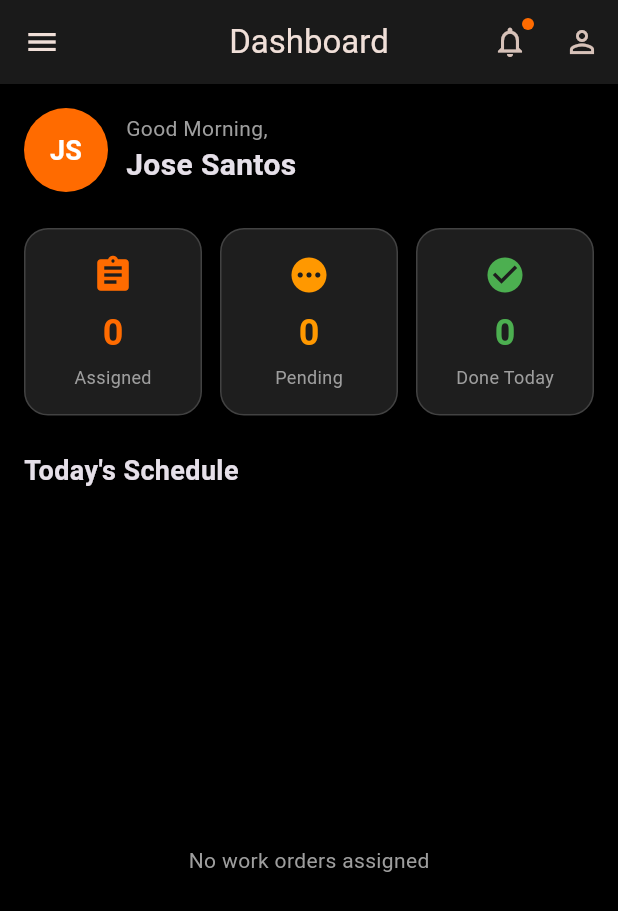
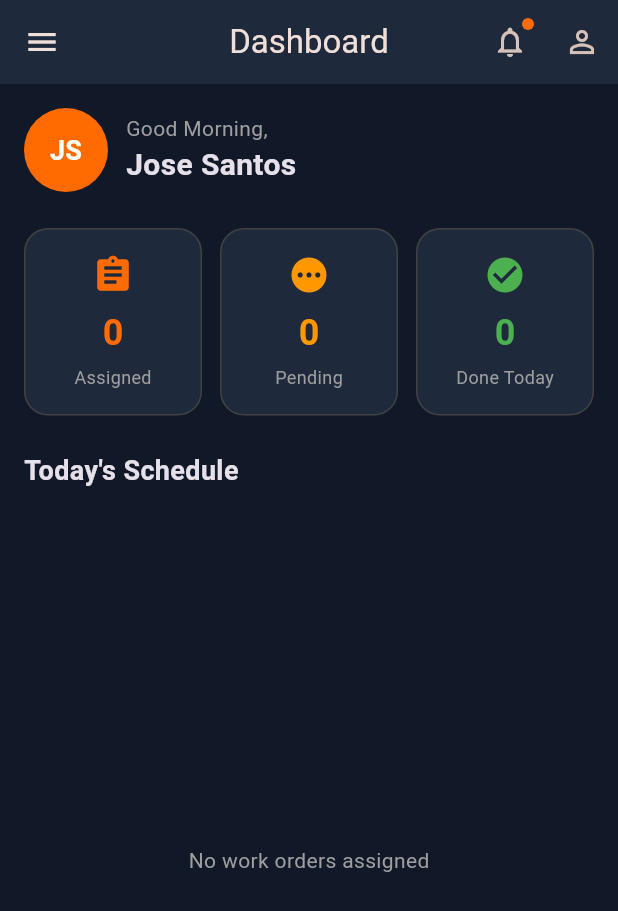
Before and after one commit to jayveee07/AntecoConnect, a Flutter app: the screen it shows after launch, in the side drawer, after a tap on the "notifications" icon, on a phone screen of 412 x 824 dp. Shown: the top 911 px of the screen. Run offline on Flutter 3.47's test engine with Material 3 defaults, Android fonts, the phone set to English and light mode, and no system bars; our stand-ins replace cloud_firestore, firebase_auth, firebase_core, firebase_messaging, firebase_storage, flutter_secure_storage and 1 more; accounts and stored records are empty.

Commit message:
Lighten dark mode backgrounds from pure black to slate-900 for logo visibility

```diff
--- a/mobile/technician/lib/main.dart
+++ b/mobile/technician/lib/main.dart
@@ -20,11 +20,11 @@ class AntecoTechnicianApp extends StatelessWidget {
           seedColor: const Color(0xFFFF6B00),
           brightness: Brightness.dark,
         ),
-        scaffoldBackgroundColor: Colors.black,
+        scaffoldBackgroundColor: const Color(0xFF111827),
         appBarTheme: const AppBarTheme(
           centerTitle: true,
           elevation: 0,
-          backgroundColor: Color(0xFF1A1A1A),
+          backgroundColor: Color(0xFF1E293B),
         ),
       ),
       home: const TechnicianHomeScreen(),
@@ -140,20 +140,13 @@ class _TechnicianHomeScreenState extends State<TechnicianHomeScreen> {
               padding: const EdgeInsets.symmetric(vertical: 12),
               child: Column(
                 children: [
-                  Container(
-                    decoration: BoxDecoration(
-                      color: Colors.white,
-                      borderRadius: BorderRadius.circular(16),
-                    ),
-                    padding: const EdgeInsets.all(4),
-                    child: ClipRRect(
-                      borderRadius: BorderRadius.circular(12),
-                      child: Image.asset(
-                        'assets/images/anteco.png',
-                        width: 56,
-                        height: 56,
-                        fit: BoxFit.cover,
-                      ),
+                  ClipRRect(
+                    borderRadius: BorderRadius.circular(16),
+                    child: Image.asset(
+                      'assets/images/anteco.png',
+                      width: 64,
+                      height: 64,
+                      fit: BoxFit.cover,
                     ),
                   ),
                   const SizedBox(height: 8),
@@ -212,7 +205,7 @@ class _TechnicianHomeScreenState extends State<TechnicianHomeScreen> {
   void _showNotifications(BuildContext context) {
     showModalBottomSheet(
       context: context,
-      backgroundColor: const Color(0xFF1E1E1E),
+      backgroundColor: const Color(0xFF1E293B),
       shape: const RoundedRectangleBorder(
         borderRadius: BorderRadius.vertical(top: Radius.circular(20)),
       ),
@@ -346,7 +339,7 @@ class _StatCard extends StatelessWidget {
     return Container(
       padding: const EdgeInsets.all(16),
       decoration: BoxDecoration(
-        color: const Color(0xFF1E1E1E),
+        color: const Color(0xFF1E293B),
         borderRadius: BorderRadius.circular(16),
         border: Border.all(color: Colors.grey.shade800),
       ),
@@ -394,7 +387,7 @@ class _OrderCard extends StatelessWidget {
       margin: const EdgeInsets.only(bottom: 12),
       padding: const EdgeInsets.all(16),
       decoration: BoxDecoration(
-        color: const Color(0xFF1E1E1E),
+        color: const Color(0xFF1E293B),
         borderRadius: BorderRadius.circular(16),
         border: Border.all(color: Colors.grey.shade800),
       ),
@@ -495,7 +488,7 @@ class _MeterReadingTab extends StatelessWidget {
                 child: Container(
                   padding: const EdgeInsets.all(16),
                   decoration: BoxDecoration(
-                    color: const Color(0xFF1E1E1E),
+                    color: const Color(0xFF1E293B),
                     borderRadius: BorderRadius.circular(16),
                     border: Border.all(color: Colors.grey.shade800),
                   ),
@@ -513,7 +506,7 @@ class _MeterReadingTab extends StatelessWidget {
                 child: Container(
                   padding: const EdgeInsets.all(16),
                   decoration: BoxDecoration(
-                    color: const Color(0xFF1E1E1E),
+                    color: const Color(0xFF1E293B),
                     borderRadius: BorderRadius.circular(16),
                     border: Border.all(color: Colors.grey.shade800),
                   ),
@@ -531,7 +524,7 @@ class _MeterReadingTab extends StatelessWidget {
                 child: Container(
                   padding: const EdgeInsets.all(16),
                   decoration: BoxDecoration(
-                    color: const Color(0xFF1E1E1E),
+                    color: const Color(0xFF1E293B),
                     borderRadius: BorderRadius.circular(16),
                     border: Border.all(color: Colors.grey.shade800),
                   ),
@@ -583,7 +576,7 @@ class _MeterCard extends StatelessWidget {
       margin: const EdgeInsets.only(bottom: 12),
       padding: const EdgeInsets.all(16),
       decoration: BoxDecoration(
-        color: const Color(0xFF1E1E1E),
+        color: const Color(0xFF1E293B),
         borderRadius: BorderRadius.circular(16),
         border: Border.all(color: Colors.grey.shade800),
       ),
```
Also changed, not shown: mobile/consumer/lib/config/theme.dart (+4 -4 lines), 1 other file.
